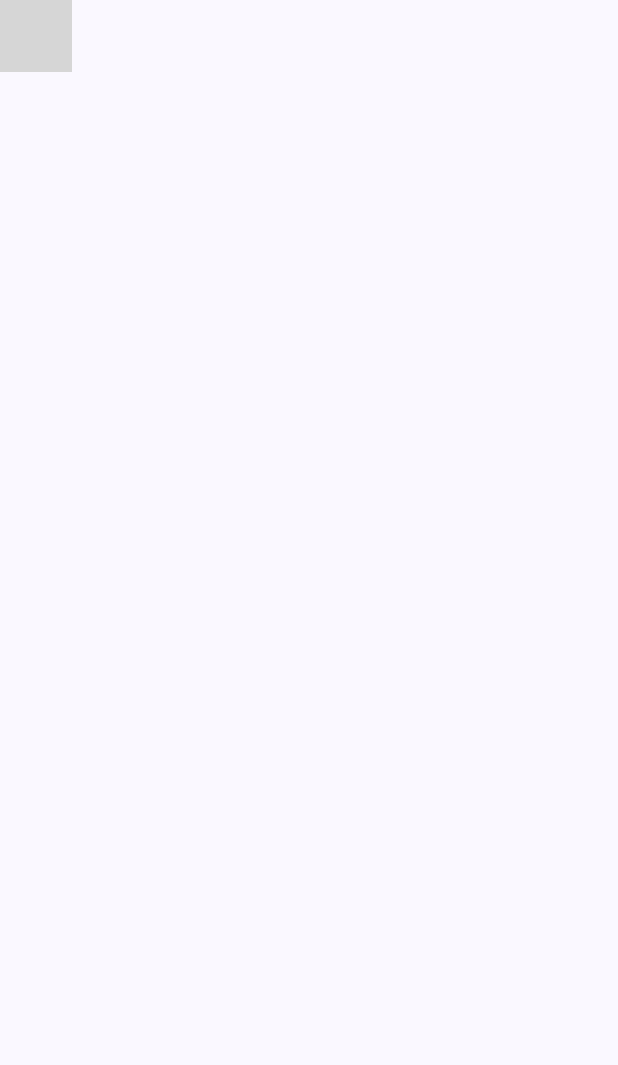
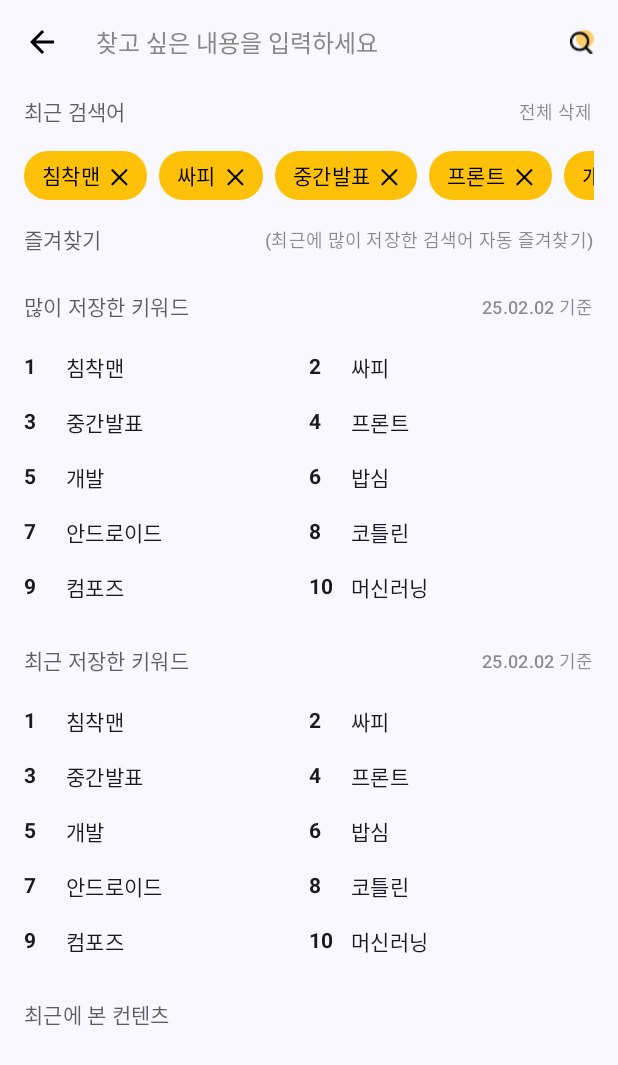
Before and after one commit to Gangto326/MODA, an Android app built with Jetpack Compose: the search screen opened through its navigation route, on a phone screen of 412 x 824 dp. Shown: the top 1065 px of the screen. Run offline under Robolectric (Android 15) with nearby library versions, the phone set to English and light mode, and no system bars; our stand-ins replace accompanist; libraries missing offline, so code that uses them is left out: com.google.accompanist.navigation; grey boxes are pictures that could not be loaded.

Commit message:
:bulb: Update. 검색 화면 레이아웃 생성 완료

```diff
--- a/moda/app/src/main/java/com/example/modapjt/screen2/search/newSearchScreen.kt
+++ b/moda/app/src/main/java/com/example/modapjt/screen2/search/newSearchScreen.kt
@@ -1,13 +1,14 @@
 package com.example.modapjt.screen2.search
 
-import androidx.compose.animation.*
-import androidx.compose.animation.core.*
 import androidx.compose.foundation.layout.*
+import androidx.compose.foundation.lazy.LazyColumn
+import androidx.compose.foundation.lazy.items
 import androidx.compose.material3.*
 import androidx.compose.runtime.*
 import androidx.compose.ui.Modifier
+import androidx.compose.ui.unit.dp
 import androidx.navigation.NavController
-import com.example.modapjt.components.search.SearchScreenBar
+import com.example.modapjt.components.search.*
 
 @OptIn(ExperimentalMaterial3Api::class)
 @Composable
@@ -15,22 +16,77 @@ fun NewSearchScreen(
     navController: NavController
 ) {
     var searchQuery by remember { mutableStateOf("") }
+    var isSearchActive by remember { mutableStateOf(false) }
+    val lastUpdatedDate = "25.02.02 기준"
 
     Scaffold(
         topBar = {
             SearchScreenBar(
                 navController = navController,
-                onSearchValueChange = { searchQuery = it }
+                isSearchActive = isSearchActive,
+                onSearchValueChange = { searchQuery = it },
+                onFocusChanged = { isSearchActive = it },
+                onBackPressed = {
+                    if (isSearchActive) {
+                        isSearchActive = false
+                        searchQuery = ""
+                    } else {
+                        navController.navigateUp()
+                    }
+                }
             )
         }
     ) { paddingValues ->
-        // 여기에 검색 결과 목록이나 추천 검색어 등을 표시할 수 있습니다
-        Box(
+        LazyColumn( // 🔽 스크롤 가능하도록 변경
             modifier = Modifier
                 .fillMaxSize()
-                .padding(paddingValues)
+                .padding(paddingValues),
+            verticalArrangement = Arrangement.spacedBy(8.dp) // 🔽 위아래 간격 추가
         ) {
-            // 검색 결과나 추천 검색어 UI를 추가할 수 있습니다
+            if (!isSearchActive) {
+                item {
+                    SearchSubtitle(
+                        title = "최근 검색어",
+                        date = "전체 삭제",
+                        isDeletable = true
+                    ) {
+                        println("최근 검색어 삭제됨!")
+                    }
+                }
+
+                item { SearchKeywordList() } // 🔽 가로 스크롤 키워드 리스트 추가
+
+                item { SearchSubtitle(title = "즐겨찾기", date = "(최근에 많이 저장한 검색어 자동 즐겨찾기)") }
+                item { SearchSubtitle(title = "많이 저장한 키워드", date = lastUpdatedDate) }
+                item { KeywordRankList() } // 🔽 많이 저장한 키워드 리스트 추가
+
+                item { SearchSubtitle(title = "최근 저장한 키워드", date = lastUpdatedDate) }
+                item { KeywordRankList() } // 🔽 최근 저장한 키워드 리스트 추가
+                item {SearchSubtitle(title = "최근에 본 컨텐츠", date = "")}
+
+            } else {
+                item { SearchSuggestions(searchQuery) }
+            }
         }
     }
 }
+
+
+
+
+
+// 🔽 연관 검색어 UI (현재는 더미 데이터)
+@Composable
+fun SearchSuggestions(query: String) {
+    Column(
+        modifier = Modifier
+            .fillMaxSize()
+            .padding(16.dp)
+    ) {
+        Text(text = "'$query'와 관련된 검색어", style = MaterialTheme.typography.titleMedium)
+        Spacer(modifier = Modifier.height(8.dp))
+        repeat(5) { index ->
+            Text(text = "$query 관련 검색어 $index", style = MaterialTheme.typography.bodyMedium)
+        }
+    }
+}
```
